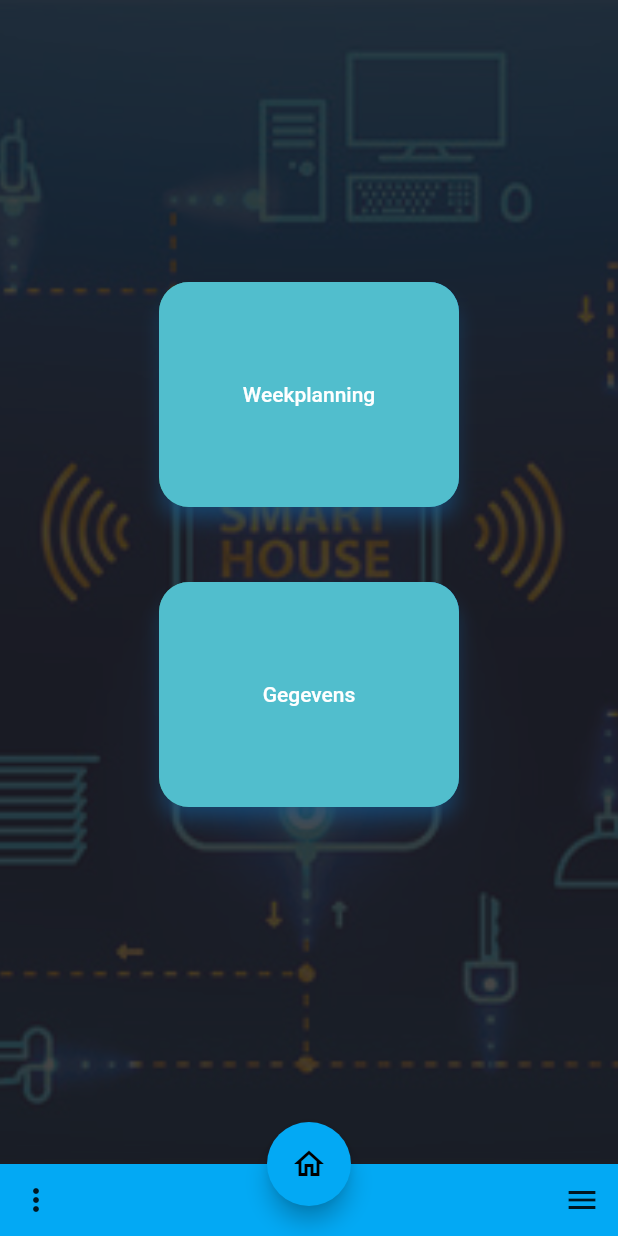
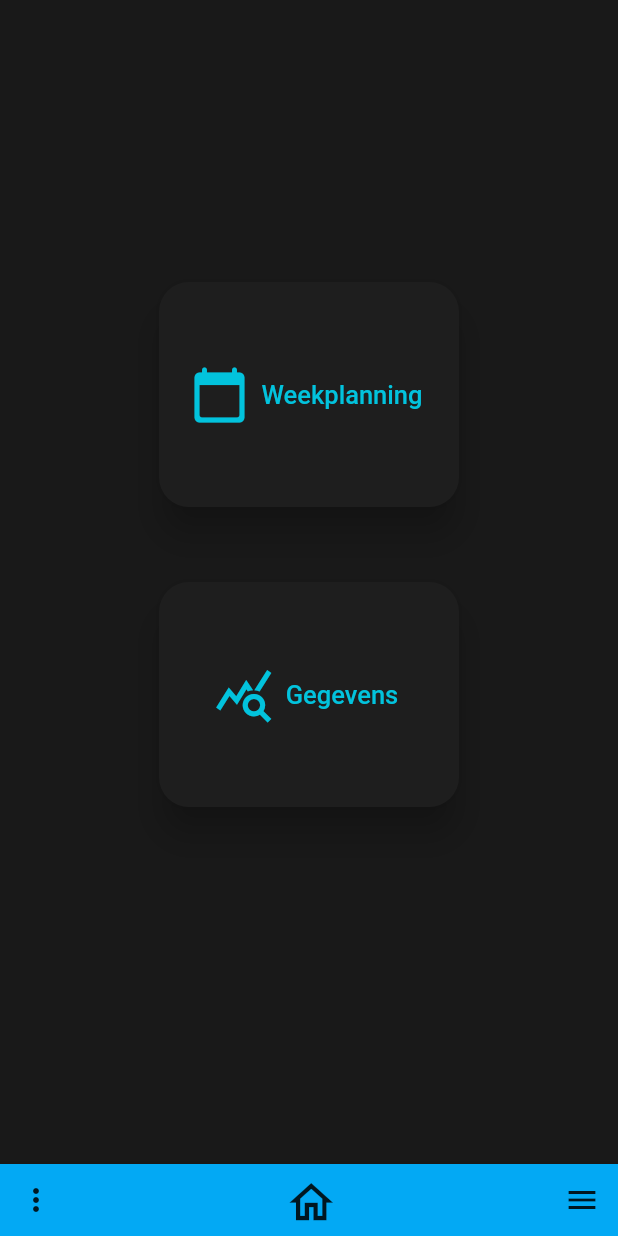
Before and after one commit to Thomasdespiegelaere/eindwerk, a Flutter app: the screen it shows after launch, on a phone screen of 412 x 824 dp. Run offline on Flutter 3.47's test engine with Material 2 defaults, Android fonts, the phone set to English and light mode, and no system bars; our stand-ins replace firebase_core, firebase_database; missing offline and left inert: dart:ffi; accounts and stored records are empty.

Commit message:
UI app laatste versie

```diff
--- a/eindwerk_app/lib/homepage.dart
+++ b/eindwerk_app/lib/homepage.dart
@@ -29,6 +29,16 @@ class _MyhomepageState extends State<Myhomepage> {
             Spacer(), //plaats tussen de knoppen optie en menu
             IconButton(
               //de menu knop in de navigatiebalk
+              icon: Icon(
+                Icons.home_outlined,
+                size: 35,
+              ),
+              onPressed: () {},
+              splashColor: Colors.blue,
+            ),
+            Spacer(),
+            IconButton(
+              //de menu knop in de navigatiebalk
               icon: Icon(Icons.menu),
               onPressed: () {},
               splashColor: Colors.blue,
@@ -36,16 +46,6 @@ class _MyhomepageState extends State<Myhomepage> {
           ],
         ),
       ),
-      floatingActionButton: FloatingActionButton(
-        //dit is de home knop
-        child: Icon(
-          Icons.home_outlined,
-          color: Colors.black,
-        ),
-        onPressed: () {},
-        splashColor: Colors.blue,
-      ),
-      floatingActionButtonLocation: FloatingActionButtonLocation.centerDocked,
       body: responsivelayout(
         tabletbody: Mytablethome(),
         mobilebody: Mymobilehome(),
--- a/eindwerk_app/lib/mobile_home.dart
+++ b/eindwerk_app/lib/mobile_home.dart
@@ -22,14 +22,6 @@ class _MymobilehomeState extends State<Mymobilehome> {
   Widget build(BuildContext context) {
     return Scaffold(
         body: Container(
-      decoration: BoxDecoration(
-        image: DecorationImage(
-          image: AssetImage("assets/images/smart-home-automation-2.jpg"),
-          fit: BoxFit.cover,
-          colorFilter: new ColorFilter.mode(
-              Colors.black.withOpacity(0.2), BlendMode.dstATop),
-        ),
-      ),
       child: Column(
         //dit is de layout van de app zelf
         mainAxisAlignment: MainAxisAlignment.spaceEvenly,
@@ -46,30 +38,24 @@ class _MymobilehomeState extends State<Mymobilehome> {
               SizedBox(
                 width: 200,
                 height: 150,
-                child: Container(
-                  //container rond de knoppen om de kleuren te laten uitkomen
-                  decoration: BoxDecoration(
-                      borderRadius: BorderRadius.circular(20),
-                      gradient: LinearGradient(
-                        begin: Alignment.topRight,
-                        end: Alignment.bottomLeft,
-                        colors: [
-                          Colors.blue,
-                          Colors.green,
-                        ],
-                      )),
-                  child: ElevatedButton(
+                child: ElevatedButton.icon(
                   //knop om naar de weekplanning te gaan
-                    child: Text("Weekplanning"),
+                  icon: Icon(
+                    Icons.calendar_today_rounded,
+                    color: Color.fromARGB(255, 2, 195, 221),
+                    size: 40,
+                  ),
+                  label: Text(
+                    "Weekplanning",
+                    style: TextStyle(
+                        color: Color.fromARGB(255, 2, 195, 221), fontSize: 17),
+                  ),
                   onPressed: this.click,
                   style: ElevatedButton.styleFrom(
-                        primary: Color.fromRGBO(81, 190, 205, 100),
-                        onPrimary: Colors.white,
-                        shadowColor: Colors.blue,
-                        elevation: 5,
+                      primary: Color.fromRGBO(30, 30, 30, 1),
+                      elevation: 10,
                       shape: RoundedRectangleBorder(
                           borderRadius: BorderRadius.circular(20))),
-                  ),
                 ),
               ),
               SizedBox(
@@ -79,30 +65,24 @@ class _MymobilehomeState extends State<Mymobilehome> {
               SizedBox(
                 width: 200,
                 height: 150,
-                child: Container(
-                  //container rond de knoppen om de kleuren te laten uitkomen
-                  decoration: BoxDecoration(
-                      borderRadius: BorderRadius.circular(20),
-                      gradient: LinearGradient(
-                        begin: Alignment.topRight,
-                        end: Alignment.bottomLeft,
-                        colors: [
-                          Colors.blue,
-                          Colors.green,
-                        ],
-                      )),
-                  child: ElevatedButton(
+                child: ElevatedButton.icon(
                   //knop om naar de gegevens te gaan
-                    child: Text("Gegevens"),
+                  icon: Icon(
+                    Icons.query_stats,
+                    color: Color.fromARGB(255, 2, 195, 221),
+                    size: 40,
+                  ),
+                  label: Text(
+                    "Gegevens",
+                    style: TextStyle(
+                        color: Color.fromARGB(255, 2, 195, 221), fontSize: 17),
+                  ),
                   onPressed: () {},
                   style: ElevatedButton.styleFrom(
-                        primary: Color.fromRGBO(81, 190, 205, 100),
-                        onPrimary: Colors.white,
-                        shadowColor: Colors.blue,
-                        elevation: 5,
+                      primary: Color.fromRGBO(30, 30, 30, 1),
+                      elevation: 10,
                       shape: RoundedRectangleBorder(
                           borderRadius: BorderRadius.circular(20))),
-                  ),
                 ),
               ),
               SizedBox(
```
Also changed, not shown: eindwerk_app/lib/Weekplanning.dart (+10 -9 lines), eindwerk_app/lib/tablet_home.dart (+28 -49 lines), 2 other files. Lines whose indentation alone changed are shown as unchanged.
